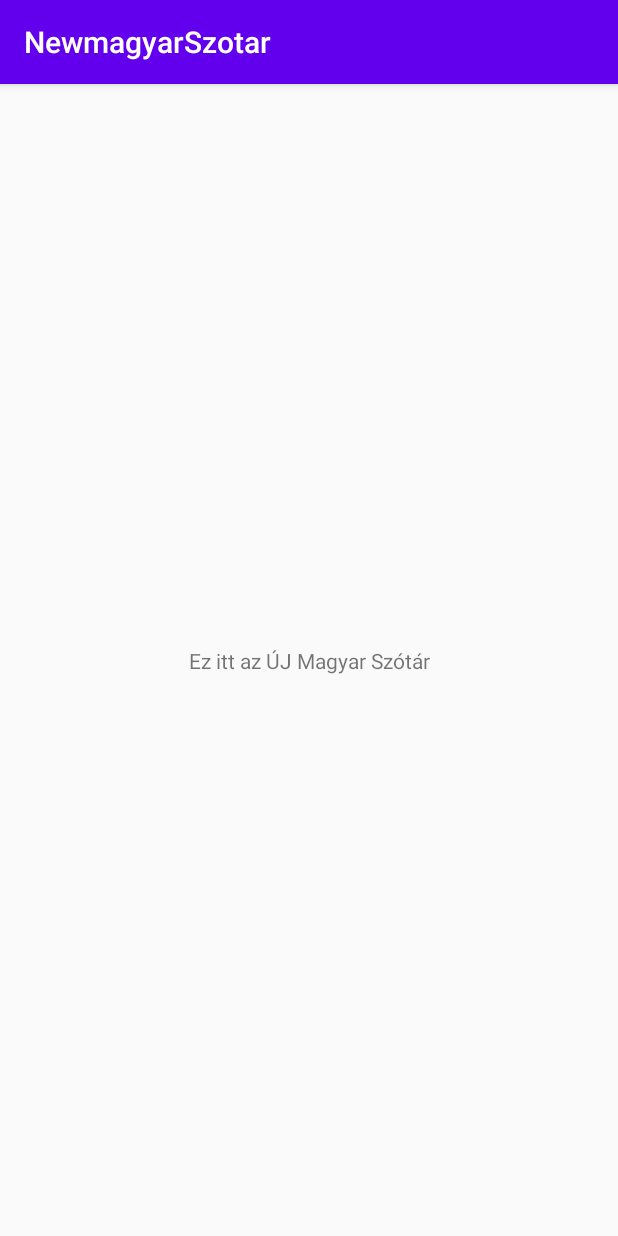
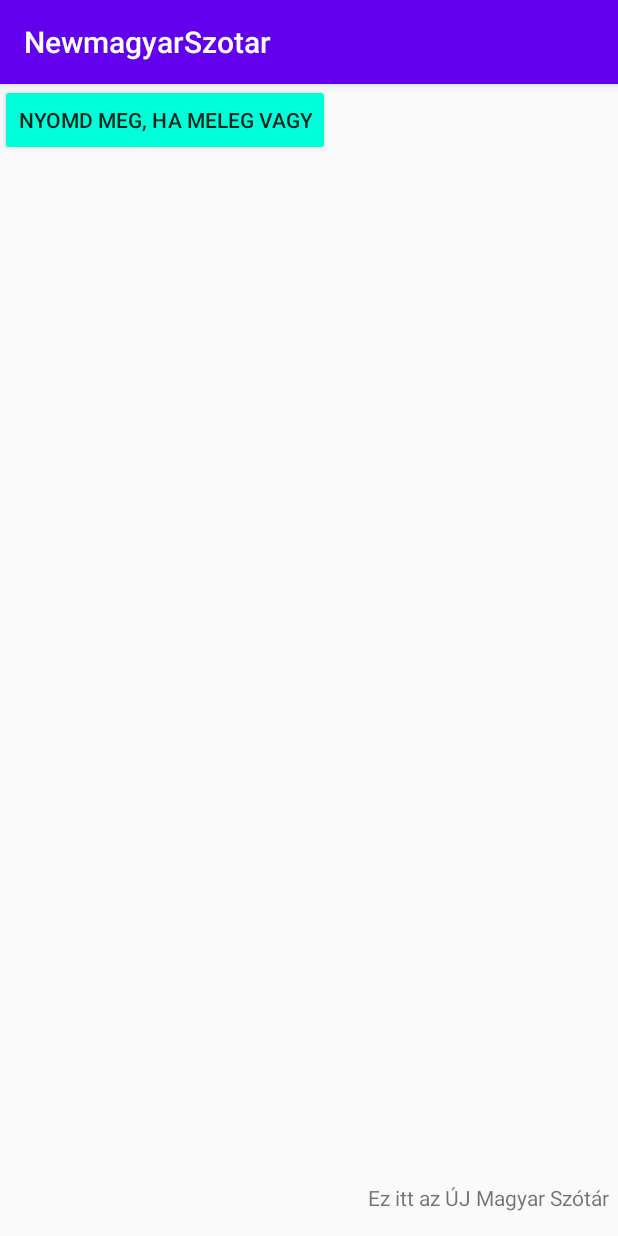
Before and after one commit to AdamBeer2000/-j-Magyar-Sz-t-r, an Android app: the screen it shows after launch (MainActivity), on a phone screen of 412 x 824 dp. Run offline under Robolectric (Android 15) with nearby library versions, the phone set to English and light mode, and no system bars.

Commit message:
Update activity_main.xml

```diff
--- a/PROGRAM/app/src/main/res/layout/activity_main.xml
+++ b/PROGRAM/app/src/main/res/layout/activity_main.xml
@@ -13,6 +13,13 @@
             app:layout_constraintBottom_toBottomOf="parent"
             app:layout_constraintLeft_toLeftOf="parent"
             app:layout_constraintRight_toRightOf="parent"
-            app:layout_constraintTop_toTopOf="parent"/>
+            app:layout_constraintTop_toTopOf="parent" app:layout_constraintVertical_bias="0.979"
+            app:layout_constraintHorizontal_bias="0.977"/>
+    <Button
+            android:text="Nyomd meg, ha meleg vagy"
+            android:layout_width="wrap_content"
+            android:layout_height="wrap_content" android:id="@+id/button" tools:layout_editor_absoluteY="737dp"
+            tools:layout_editor_absoluteX="0dp" android:visibility="visible" tools:visibility="visible"
+            android:backgroundTint="#00FFD9"/>
 
 </androidx.constraintlayout.widget.ConstraintLayout>
```
